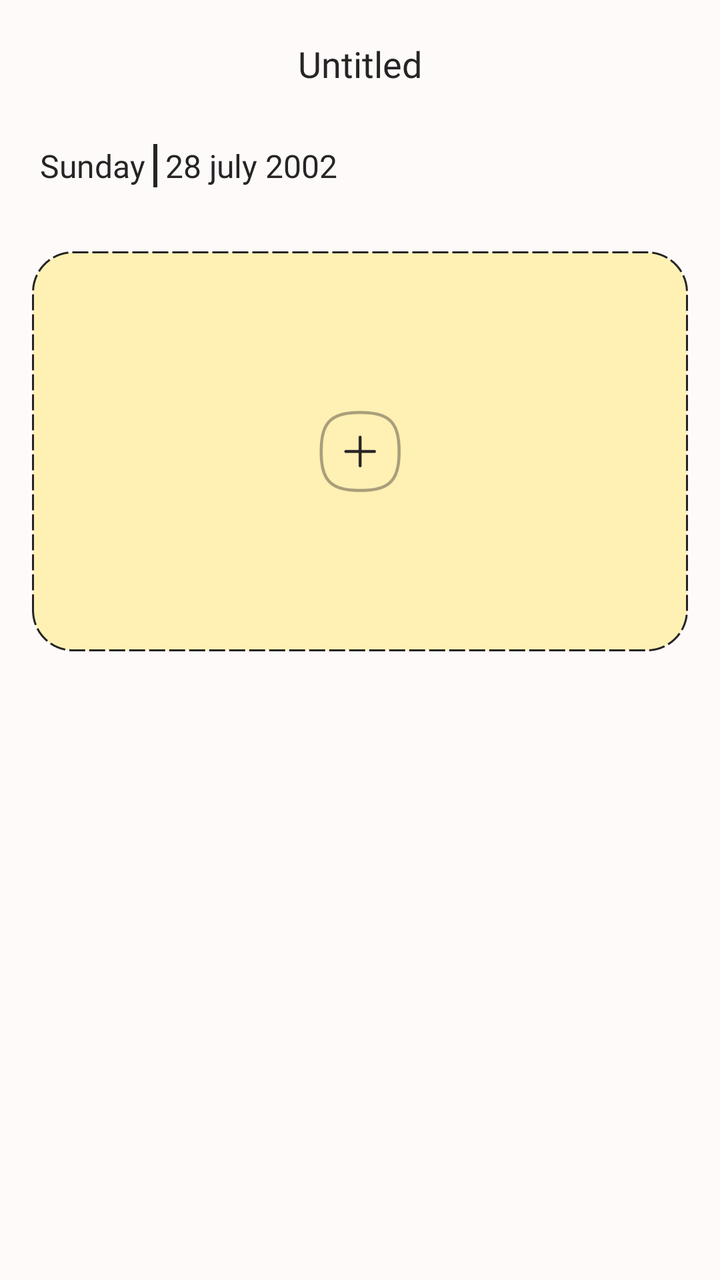
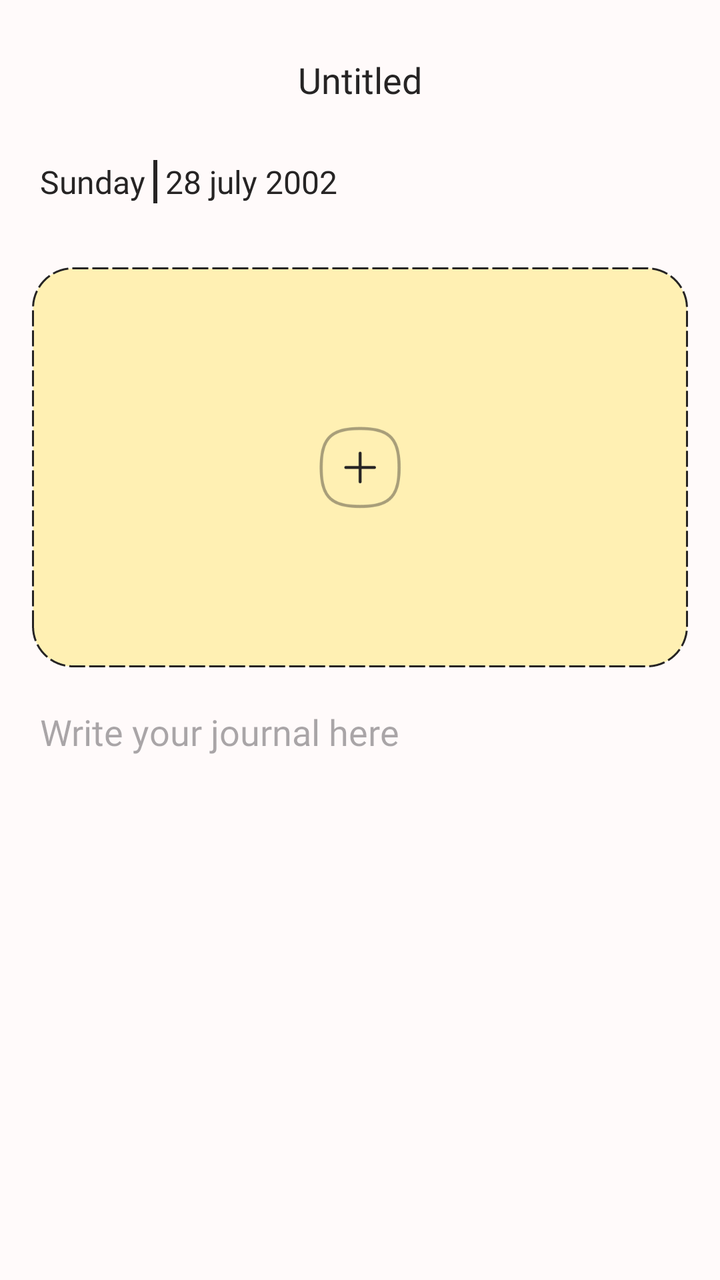

The first picture is an Android layout as it rendered before a commit; the second is the same layout after the commit. The layout source and the unified diff follow.
<!-- AndroidManifest.xml: application theme Theme.Radiate -->
<!-- res/layout/activity_write_journal.xml -->
<?xml version="1.0" encoding="utf-8"?>
<androidx.constraintlayout.widget.ConstraintLayout xmlns:android="http://schemas.android.com/apk/res/android"
    xmlns:app="http://schemas.android.com/apk/res-auto"
    xmlns:tools="http://schemas.android.com/tools"
    android:id="@+id/main"
    android:layout_width="match_parent"
    android:layout_height="match_parent"
    tools:context=".WriteJournal"
    android:background="@color/softpinkwhitebackground">

    <androidx.appcompat.widget.Toolbar
        android:id="@+id/toolbar"
        android:layout_width="match_parent"
        android:layout_height="?attr/actionBarSize"
        android:background="@color/softpinkwhitebackground"
        android:gravity="center_vertical"
        android:elevation="4dp"
        app:layout_constraintTop_toTopOf="parent"
        app:layout_constraintStart_toStartOf="parent">
        <EditText
            android:id="@+id/titleToolbar"
            android:layout_width="wrap_content"
            android:layout_height="wrap_content"
            android:text="@string/untitled"
            android:fontFamily="@font/opensans"
            android:textColor="@color/black"
            android:background="@color/softpinkwhitebackground"
            android:inputType="text"
            android:layout_gravity="center"/>
    </androidx.appcompat.widget.Toolbar>

    <LinearLayout
        android:id="@+id/llDate"
        android:layout_width="match_parent"
        android:layout_height="wrap_content"
        android:orientation="horizontal"
        app:layout_constraintTop_toBottomOf="@id/toolbar"
        android:layout_marginStart="20dp"
        android:layout_marginEnd="20dp"
        android:layout_marginTop="8dp"
        android:gravity="center_vertical">

        <TextView
            android:id="@+id/writeJournalDay"
            android:layout_width="wrap_content"
            android:layout_height="wrap_content"
            android:text="@string/journal_day"
            android:fontFamily="@font/inika_regular"
            android:textSize="16sp"
            android:textColor="@color/black"/>
        <View
            android:layout_width="2dp"
            android:layout_height="match_parent"
            android:background="@color/black"
            android:layout_marginStart="4dp"
            android:layout_marginEnd="4dp"/>

        <TextView
            android:id="@+id/writeJournalDate"
            android:layout_width="wrap_content"
            android:layout_height="wrap_content"
            android:text="@string/write_journal_date"
            android:fontFamily="@font/inika_regular"
            android:textColor="@color/black"
            android:textSize="16sp"/>
    </LinearLayout>

    <ScrollView
        android:layout_width="match_parent"
        android:layout_height="0dp"
        android:layout_marginTop="16dp"
        app:layout_constraintTop_toBottomOf="@id/llDate"
        app:layout_constraintBottom_toBottomOf="parent">

        <LinearLayout
            android:layout_width="match_parent"
            android:layout_height="wrap_content"
            android:orientation="vertical"
            android:padding="16dp">

            <FrameLayout
                android:id="@+id/uploadContainer"
                android:layout_width="match_parent"
                android:layout_height="200dp"
                android:background="@drawable/custom_upload_container">

                <ImageView
                    android:id="@+id/imgPreview"
                    android:layout_width="match_parent"
                    android:layout_height="match_parent"
                    android:visibility="gone"
                    android:scaleType="centerCrop"/>
                <ImageView
                    android:id="@+id/imgPlusIcon"
                    android:layout_width="48dp"
                    android:layout_height="48dp"
                    android:layout_gravity="center"
                    android:src="@drawable/plus_two_toned"/>

            </FrameLayout>


        </LinearLayout>

    </ScrollView>


</androidx.constraintlayout.widget.ConstraintLayout>
<!-- resources referenced by this layout -->
<resources>
  <color name="black">#262424</color>
  <color name="softpinkwhitebackground">#FFFAFA</color>
  <!-- drawable custom_upload_container (drawable) -->
  <?xml version="1.0" encoding="utf-8"?>
  <shape xmlns:android="http://schemas.android.com/apk/res/android"
      android:shape="rectangle">
  
      <solid android:color="@color/pastelyellow" />
      <stroke android:color="@color/black"
          android:dashGap="2dp"
          android:dashWidth="8dp"
          android:width="1dp"/>
  
      <corners android:radius="20dp"/>
  
  </shape>
  <!-- drawable plus_two_toned: png bitmap (drawable, 4872 bytes) -->
  <string name="journal_day">Sunday</string>
  <string name="untitled">Untitled</string>
  <string name="write_journal_date">28 july 2002</string>
  <style name="Theme.Radiate" parent="Base.Theme.Radiate" />
  <color name="pastelyellow">#FFF0B3</color>
  <style name="Base.Theme.Radiate" parent="Theme.Material3.DayNight.NoActionBar">
          
          
      </style>
</resources>

<!-- the commit's change to res/layout/activity_write_journal.xml (unified diff, before → after) -->
@@ -12,21 +12,24 @@
         android:id="@+id/toolbar"
         android:layout_width="match_parent"
         android:layout_height="?attr/actionBarSize"
+        android:layout_marginTop="8dp"
         android:background="@color/softpinkwhitebackground"
+        android:elevation="4dp"
         android:gravity="center_vertical"
-        android:elevation="4dp"
-        app:layout_constraintTop_toTopOf="parent"
-        app:layout_constraintStart_toStartOf="parent">
+        app:layout_constraintStart_toStartOf="parent"
+        app:layout_constraintTop_toTopOf="parent">
+
         <EditText
             android:id="@+id/titleToolbar"
             android:layout_width="wrap_content"
             android:layout_height="wrap_content"
-            android:text="@string/untitled"
+            android:layout_gravity="center"
+            android:background="@color/softpinkwhitebackground"
             android:fontFamily="@font/opensans"
-            android:textColor="@color/black"
-            android:background="@color/softpinkwhitebackground"
             android:inputType="text"
-            android:layout_gravity="center"/>
+            android:hint="@string/untitled"
+            android:textColorHint="@color/black"
+            android:textColor="@color/black" />
     </androidx.appcompat.widget.Toolbar>
 
     <LinearLayout
@@ -70,7 +73,8 @@
         android:layout_height="0dp"
         android:layout_marginTop="16dp"
         app:layout_constraintTop_toBottomOf="@id/llDate"
-        app:layout_constraintBottom_toBottomOf="parent">
+        app:layout_constraintBottom_toBottomOf="parent"
+        android:fillViewport="true">
 
         <LinearLayout
             android:layout_width="match_parent"
@@ -99,6 +103,19 @@
 
             </FrameLayout>
 
+            <EditText
+                android:id="@+id/edtJournalContent"
+                android:layout_width="match_parent"
+                android:layout_height="match_parent"
+                android:layout_marginTop="16dp"
+                android:background="@color/softpinkwhitebackground"
+                android:fontFamily="@font/opensans"
+                android:gravity="top"
+                android:hint="@string/write_journal_entry_hint"
+                android:inputType="textMultiLine"
+                android:minHeight="200dp"
+                android:padding="4dp"
+                android:textColor="@color/black" />
 
         </LinearLayout>
 
<!-- resource entries referenced after the edit -->
@@ -20,6 +20,7 @@
   <string name="journal_day">Sunday</string>
   <string name="untitled">Untitled</string>
   <string name="write_journal_date">28 july 2002</string>
+  <string name="write_journal_entry_hint">Write your journal here</string>
   <style name="Theme.Radiate" parent="Base.Theme.Radiate" />
   <color name="pastelyellow">#FFF0B3</color>
   <style name="Base.Theme.Radiate" parent="Theme.Material3.DayNight.NoActionBar">
